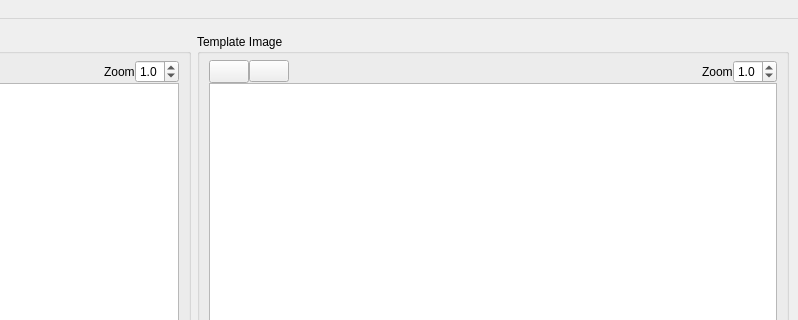
Old version of the form regtoolbox.ui in the repository frankyeh/DSI-Studio; both pictures show x 410 to 1208 and y 0 to 320 of the 1208 by 774 pixel window.
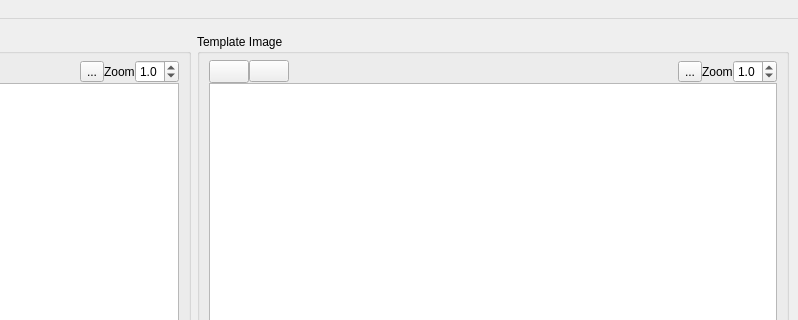
New version of the form. Icons and pictures are not drawn.

What changed in the file:
```diff
--- a/regtoolbox.ui
+++ b/regtoolbox.ui
@@ -142,6 +142,20 @@
               </property>
              </spacer>
             </item>
+            <item>
+             <widget class="QToolButton" name="toolButton">
+              <property name="text">
+               <string>...</string>
+              </property>
+              <property name="icon">
+               <iconset resource="icons.qrc">
+                <normaloff>:/icons/icons/red_cross.xpm</normaloff>:/icons/icons/red_cross.xpm</iconset>
+              </property>
+              <property name="checkable">
+               <bool>true</bool>
+              </property>
+             </widget>
+            </item>
             <item>
              <widget class="QLabel" name="label_4">
               <property name="text">
@@ -243,6 +257,20 @@
               </property>
              </spacer>
             </item>
+            <item>
+             <widget class="QToolButton" name="template_anchor">
+              <property name="text">
+               <string>...</string>
+              </property>
+              <property name="icon">
+               <iconset resource="icons.qrc">
+                <normaloff>:/icons/icons/red_cross.xpm</normaloff>:/icons/icons/red_cross.xpm</iconset>
+              </property>
+              <property name="checkable">
+               <bool>true</bool>
+              </property>
+             </widget>
+            </item>
             <item>
              <widget class="QLabel" name="label_6">
               <property name="text">
```
